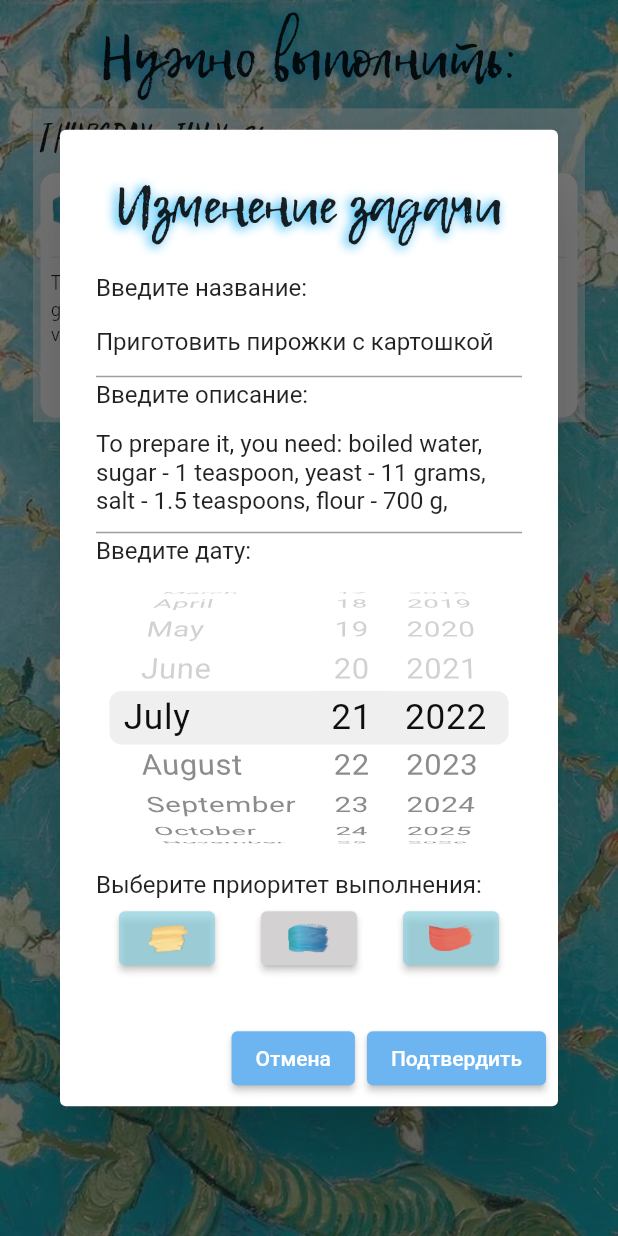
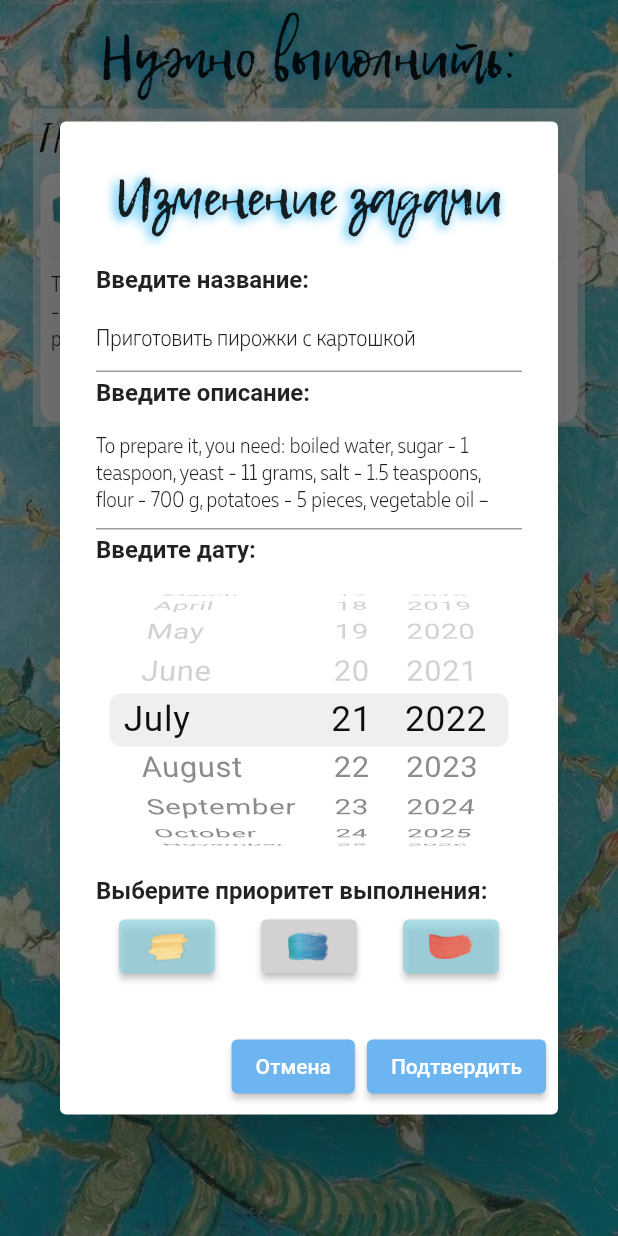
Before and after one commit to Stuzja/todo_list, a Flutter app: the screen it shows after launch, after a tap on the "circle" icon, after a tap on the "check circle" icon, after a tap on the "edit" icon, on a phone screen of 412 x 824 dp. Run offline on Flutter 3.47's test engine with Material 2 defaults, Android fonts, the phone set to English and light mode, and no system bars.

Commit message:
Исправлен главный баг с отображением текста

```diff
--- a/lib/main.dart
+++ b/lib/main.dart
@@ -24,23 +24,27 @@ class MyApp extends StatelessWidget {
           shadows: [
             Shadow(
               blurRadius: 8,
-               color: Colors.lightBlue,
-               offset: Offset(-2.0, 1.0),
+              color: Colors.lightBlue,
+              offset: Offset(-2.0, 1.0),
             ),
           ],
         ),
         headline2: TextStyle(
             fontSize: 27, fontFamily: "Parabola", color: Colors.black87),
         headline3: TextStyle(
+            fontSize: 16,
+            fontFamily: "MullerNarrow",
+            color: Colors.black87,
+            fontWeight: FontWeight.w500),
+        bodyText1: TextStyle(
             fontSize: 15,
             fontFamily: "MullerNarrow",
             color: Colors.black87,
-            fontWeight: FontWeight.w400),
-        bodyText1: TextStyle(
-            fontSize: 14,
-            fontFamily: "MullerNarrow",
+            fontWeight: FontWeight.w500),
+        bodyText2: TextStyle(
+            fontSize: 16,
             color: Colors.black87,
-            fontWeight: FontWeight.w400),
+            fontWeight: FontWeight.w600),
       )),
       home: const MyHomePage(),
     );
--- a/lib/widgets/dialogs/addnote_dialog.dart
+++ b/lib/widgets/dialogs/addnote_dialog.dart
@@ -29,25 +29,27 @@ class AddNoteDialogState extends State<AddNoteDialog> {
           child: Text('Добавление задачи',
               style: Theme.of(context).textTheme.headline1)),
       content: SingleChildScrollView(
-          child: Wrap(runSpacing: 2, children: [
-        const Text("Введите название:"),
+          child: Wrap(runSpacing: 4, children: [
+        Text("Введите название:", style: Theme.of(context).textTheme.bodyText2),
         TextFormField(
+          style: Theme.of(context).textTheme.headline3,
           onChanged: (value) {
             setState(() {
               title = value;
             });
           },
         ),
-        const Text("Введите описание:"),
+        Text("Введите описание:", style: Theme.of(context).textTheme.bodyText2),
         TextFormField(
           maxLines: 3,
+          style: Theme.of(context).textTheme.bodyText1,
           onChanged: (value) {
             setState(() {
               text = value;
             });
           },
         ),
-        const Text("Введите дату:"),
+        Text("Введите дату:", style: Theme.of(context).textTheme.bodyText2),
         SizedBox(
           height: 200,
           child: CupertinoDatePicker(
@@ -61,7 +63,8 @@ class AddNoteDialogState extends State<AddNoteDialog> {
             },
           ),
         ),
-        const Text("Выберите приоритет выполнения:"),
+        Text("Выберите приоритет выполнения:",
+            style: Theme.of(context).textTheme.bodyText2),
         Row(
           mainAxisAlignment: MainAxisAlignment.spaceAround,
           children: [
--- a/lib/widgets/dialogs/editnote_dialog.dart
+++ b/lib/widgets/dialogs/editnote_dialog.dart
@@ -42,9 +42,10 @@ class EditNoteDialogState extends State<EditNoteDialog> {
           child: Text('Изменение задачи',
               style: Theme.of(context).textTheme.headline1)),
       content: SingleChildScrollView(
-          child: Wrap(runSpacing: 2, children: [
-        const Text("Введите название:"),
+          child: Wrap(runSpacing: 4, children: [
+        Text("Введите название:", style: Theme.of(context).textTheme.bodyText2),
         TextFormField(
+          style: Theme.of(context).textTheme.headline3,
           controller: textControllerTitle,
           onChanged: (value) {
             setState(() {
@@ -52,9 +53,10 @@ class EditNoteDialogState extends State<EditNoteDialog> {
             });
           },
         ),
-        const Text("Введите описание:"),
+        Text("Введите описание:", style: Theme.of(context).textTheme.bodyText2),
         TextFormField(
           maxLines: 3,
+          style: Theme.of(context).textTheme.bodyText1,
           controller: textControllerText,
           onChanged: (value) {
             setState(() {
@@ -62,7 +64,7 @@ class EditNoteDialogState extends State<EditNoteDialog> {
             });
           },
         ),
-        const Text("Введите дату:"),
+        Text("Введите дату:", style: Theme.of(context).textTheme.bodyText2),
         SizedBox(
           height: 200,
           child: CupertinoDatePicker(
@@ -74,7 +76,8 @@ class EditNoteDialogState extends State<EditNoteDialog> {
             },
           ),
         ),
-        const Text("Выберите приоритет выполнения:"),
+        Text("Выберите приоритет выполнения:",
+            style: Theme.of(context).textTheme.bodyText2),
         Row(
           mainAxisAlignment: MainAxisAlignment.spaceAround,
           children: [
--- a/lib/widgets/note_widget.dart
+++ b/lib/widgets/note_widget.dart
@@ -43,8 +43,11 @@ class NoteWidgetState extends State<NoteWidget> {
                     height: 30,
                     width: 30,
                     child: Image.asset("assets/images/red11.png")),
-              Text(widget.note.title,
-                  style: Theme.of(context).textTheme.headline3),
+              SizedBox(
+                  width: MediaQuery.of(context).size.width -138,
+                  child: Text(widget.note.title,
+                      style: Theme.of(context).textTheme.headline3)),
+              const Spacer(),
               IconButton(
                   onPressed: () {
                     widget.refreshFunc(() => setState(() {
```
